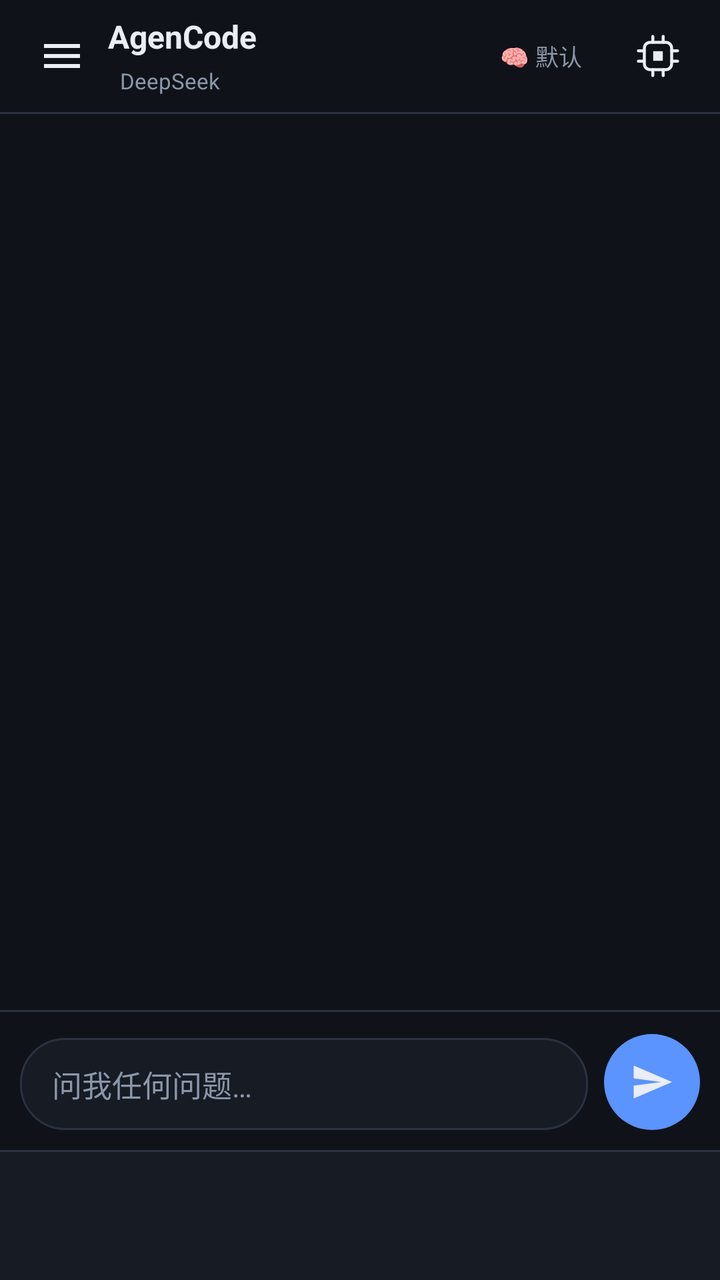
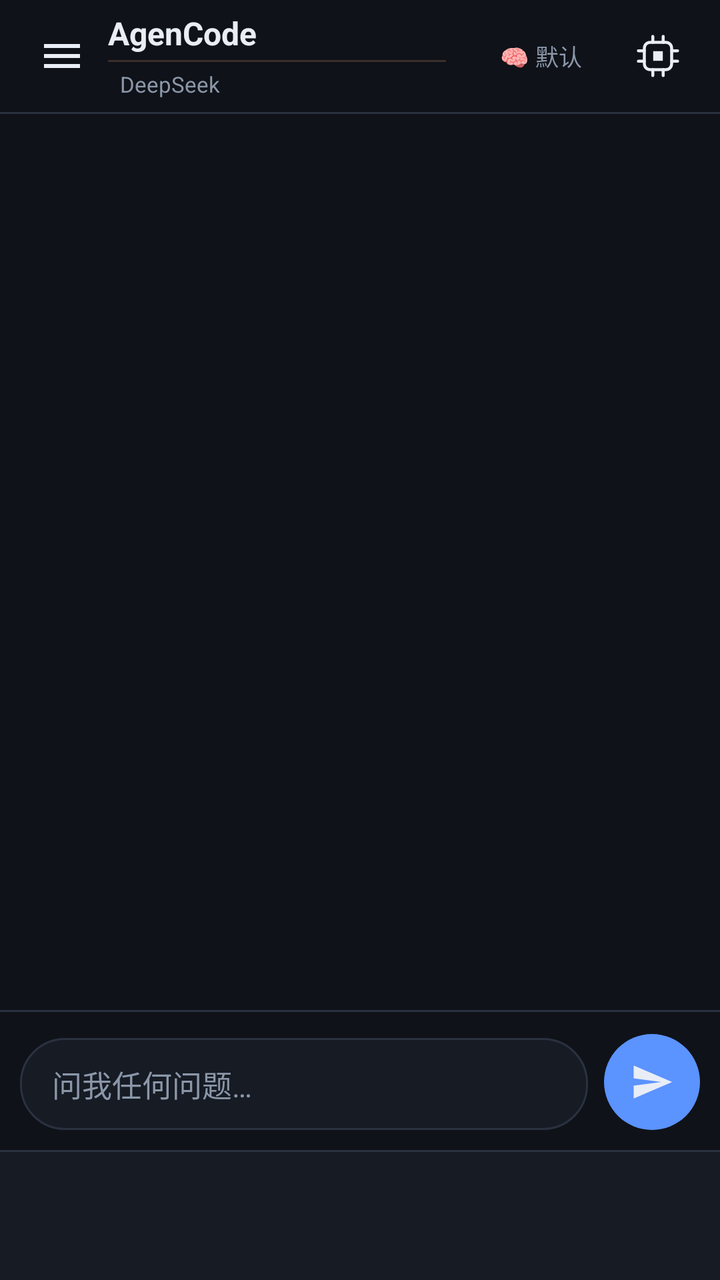

Before-and-after screenshots of an Android layout around one commit, followed by the original layout XML and the change that was made.
<!-- AndroidManifest.xml: application theme AppTheme -->
<!-- res/layout/activity_main.xml -->
<?xml version="1.0" encoding="utf-8"?>
<LinearLayout xmlns:android="http://schemas.android.com/apk/res/android"
    android:id="@+id/root"
    android:layout_width="match_parent"
    android:layout_height="match_parent"
    android:orientation="vertical"
    android:background="?attr/neb_bg"
    android:fitsSystemWindows="true">

    <FrameLayout
        android:id="@+id/contentHost"
        android:layout_width="match_parent"
        android:layout_height="0dp"
        android:layout_weight="1">

        <LinearLayout
            android:id="@+id/pageChat"
            android:layout_width="match_parent"
            android:layout_height="match_parent"
            android:orientation="vertical">

    
    <LinearLayout
        android:layout_width="match_parent"
        android:layout_height="56dp"
        android:orientation="horizontal"
        android:gravity="center_vertical"
        android:paddingStart="12dp"
        android:paddingEnd="12dp">

        <ImageButton
            android:id="@+id/btnMenu"
            android:layout_width="38dp"
            android:layout_height="38dp"
            android:background="@drawable/icon_btn_bg"
            android:src="@drawable/ic_menu"
            android:scaleType="centerInside"
            android:tint="?attr/neb_text"
            android:contentDescription="会话列表" />

        <LinearLayout
            android:layout_width="0dp"
            android:layout_height="wrap_content"
            android:layout_weight="1"
            android:orientation="vertical"
            android:paddingStart="4dp">

            <TextView
                android:id="@+id/tvTitle"
                android:layout_width="match_parent"
                android:layout_height="wrap_content"
                android:maxLines="1"
                android:ellipsize="end"
                android:text="@string/app_name"
                android:textColor="?attr/neb_text"
                android:textSize="16sp"
                android:textStyle="bold" />

            <LinearLayout
                android:layout_width="match_parent"
                android:layout_height="wrap_content"
                android:layout_marginTop="3dp"
                android:orientation="horizontal"
                android:gravity="center_vertical">

                <ImageView
                    android:id="@+id/ivModelIcon"
                    android:layout_width="13.2dp"
                    android:layout_height="9.62dp"
                    android:layout_marginEnd="4dp"
                    android:src="@drawable/ic_deepseek"
                    android:scaleType="fitCenter"
                    android:contentDescription="模型标识"
                    android:visibility="gone" />

                
                <TextView
                    android:id="@+id/tvSub"
                    android:layout_width="wrap_content"
                    android:layout_height="wrap_content"
                    android:paddingStart="6dp"
                    android:paddingEnd="6dp"
                    android:paddingTop="1dp"
                    android:paddingBottom="1dp"
                    android:maxWidth="120dp"
                    android:maxLines="1"
                    android:ellipsize="end"
                    android:gravity="center_vertical"
                    android:text="DeepSeek"
                    android:textColor="?attr/neb_dim"
                    android:textSize="11sp" />

                
                <TextView
                    android:id="@+id/tvBalance"
                    android:layout_width="wrap_content"
                    android:layout_height="wrap_content"
                    android:layout_marginStart="7dp"
                    android:paddingStart="6dp"
                    android:paddingEnd="6dp"
                    android:paddingTop="1dp"
                    android:paddingBottom="1dp"
                    android:maxLines="1"
                    android:gravity="center_vertical"
                    android:text=""
                    android:textColor="?attr/neb_dim"
                    android:textSize="11sp"
                    android:visibility="gone"
                    android:contentDescription="账户余额" />

            </LinearLayout>
        </LinearLayout>

        <TextView
            android:id="@+id/tvThink"
            android:layout_width="wrap_content"
            android:layout_height="30dp"
            android:gravity="center"
            android:paddingStart="9dp"
            android:paddingEnd="9dp"
            android:maxLines="1"
            android:text="🧠 默认"
            android:textSize="11.5sp"
            android:textColor="?attr/neb_dim"
            android:layout_marginStart="6dp"
            android:layout_marginEnd="10dp"
            android:contentDescription="思考强度" />

        <ImageButton
            android:id="@+id/btnSettings"
            android:layout_width="38dp"
            android:layout_height="38dp"
            android:background="@drawable/icon_btn_bg"
            android:src="@drawable/ic_ai_chip"
            android:scaleType="centerInside"
            android:tint="?attr/neb_text"
            android:contentDescription="选择模型（长按进设置）" />
    </LinearLayout>

    <View
        android:layout_width="match_parent"
        android:layout_height="1dp"
        android:background="?attr/neb_stroke" />

    
    <LinearLayout
        android:id="@+id/usageRow"
        android:layout_width="match_parent"
        android:layout_height="wrap_content"
        android:background="?attr/neb_surface2"
        android:gravity="center_vertical"
        android:orientation="horizontal"
        android:paddingStart="14dp"
        android:paddingTop="4dp"
        android:paddingEnd="14dp"
        android:paddingBottom="4dp"
        android:visibility="gone">

        <TextView
            android:id="@+id/tvUsageCount"
            android:layout_width="0dp"
            android:layout_height="wrap_content"
            android:layout_weight="1"
            android:ellipsize="end"
            android:maxLines="1"
            android:text=""
            android:textColor="?attr/neb_dim"
            android:textSize="11sp" />

        <TextView
            android:id="@+id/tvUsage"
            android:layout_width="wrap_content"
            android:layout_height="wrap_content"
            android:layout_marginStart="10dp"
            android:maxLines="1"
            android:text=""
            android:textColor="?attr/neb_dim"
            android:textSize="11sp" />
    </LinearLayout>

    
    <ScrollView
        android:id="@+id/scroll"
        android:layout_width="match_parent"
        android:layout_height="0dp"
        android:layout_weight="1"
        android:fillViewport="true"
        android:scrollbars="none"
        android:clipToPadding="false"
        android:paddingBottom="8dp">

        <LinearLayout
            android:id="@+id/chatContainer"
            android:layout_width="match_parent"
            android:layout_height="wrap_content"
            android:orientation="vertical"
            android:paddingStart="10dp"
            android:paddingEnd="10dp"
            android:paddingTop="12dp" />
    </ScrollView>

    
    <View
        android:layout_width="match_parent"
        android:layout_height="1dp"
        android:background="?attr/neb_stroke" />

    
    <LinearLayout
        android:id="@+id/composerBar"
        android:layout_width="match_parent"
        android:layout_height="wrap_content"
        android:orientation="vertical"
        android:paddingTop="7dp" />

    <LinearLayout
        android:layout_width="match_parent"
        android:layout_height="wrap_content"
        android:orientation="horizontal"
        android:gravity="bottom"
        android:paddingStart="10dp"
        android:paddingEnd="10dp"
        android:paddingTop="4dp"
        android:paddingBottom="10dp">

        <EditText
            android:id="@+id/etInput"
            android:layout_width="0dp"
            android:layout_height="wrap_content"
            android:layout_weight="1"
            android:background="@drawable/input_bg"
            android:minHeight="46dp"
            android:maxLines="6"
            android:paddingStart="16dp"
            android:paddingEnd="16dp"
            android:paddingTop="12dp"
            android:paddingBottom="12dp"
            android:hint="@string/hint_input"
            android:textColor="?attr/neb_text"
            android:textColorHint="?attr/neb_dim"
            android:textSize="15sp"
            android:gravity="top|start"
            android:inputType="textCapSentences|textMultiLine"
            android:imeOptions="flagNoExtractUi" />

        <FrameLayout
            android:layout_width="48dp"
            android:layout_height="48dp"
            android:layout_marginStart="8dp">

            <ImageButton
                android:id="@+id/btnSend"
                android:layout_width="48dp"
                android:layout_height="48dp"
                android:background="@drawable/btn_round"
                android:src="@drawable/ic_send"
                android:scaleType="centerInside"
                android:padding="13dp"
                android:tint="?attr/neb_text"
                android:contentDescription="@string/send" />
        </FrameLayout>
    </LinearLayout>
        </LinearLayout>
    </FrameLayout>

    <View
        android:layout_width="match_parent"
        android:layout_height="1dp"
        android:background="?attr/neb_stroke" />

    <LinearLayout
        android:id="@+id/bottomBar"
        android:layout_width="match_parent"
        android:layout_height="64dp"
        android:orientation="horizontal"
        android:baselineAligned="false"
        android:background="?attr/neb_surface" />
</LinearLayout>
<!-- resources referenced by this layout -->
<resources>
  <!-- drawable btn_round (drawable) -->
  <?xml version="1.0" encoding="utf-8"?>
  <ripple xmlns:android="http://schemas.android.com/apk/res/android"
      android:color="?android:attr/colorControlHighlight">
      <item>
          <shape android:shape="oval">
              <solid android:color="?attr/neb_accent" />
          </shape>
      </item>
  </ripple>
  <!-- drawable ic_menu (drawable) -->
  <vector xmlns:android="http://schemas.android.com/apk/res/android"
      android:width="24dp" android:height="24dp"
      android:viewportWidth="24" android:viewportHeight="24"
      android:tint="?attr/colorControlNormal">
      <path android:fillColor="?attr/neb_text"
          android:pathData="M3,6h18v2H3V6zM3,11h18v2H3V11zM3,16h18v2H3V16z" />
  </vector>
  <!-- drawable ic_send (drawable) -->
  <vector xmlns:android="http://schemas.android.com/apk/res/android"
      android:width="24dp" android:height="24dp"
      android:viewportWidth="24" android:viewportHeight="24">
      <path android:fillColor="?attr/neb_text"
          android:pathData="M2.01,21L23,12 2.01,3 2,10l15,2 -15,2z" />
  </vector>
  <!-- drawable icon_btn_bg (drawable) -->
  <?xml version="1.0" encoding="utf-8"?>
  <ripple xmlns:android="http://schemas.android.com/apk/res/android"
      android:color="?android:attr/colorControlHighlight">
      <item android:id="@android:id/mask">
          <shape android:shape="oval">
              <solid android:color="#FFFFFFFF" />
          </shape>
      </item>
  </ripple>
  <!-- drawable input_bg (drawable) -->
  <?xml version="1.0" encoding="utf-8"?>
  <shape xmlns:android="http://schemas.android.com/apk/res/android" android:shape="rectangle">
      <solid android:color="?attr/neb_surface" />
      <stroke android:width="1dp" android:color="?attr/neb_stroke" />
      <corners android:radius="22dp" />
  </shape>
  <string name="app_name">AgenCode</string>
  <string name="hint_input">问我任何问题…</string>
  <string name="send">发送</string>
  <style name="AppTheme" parent="Theme.AppCompat.NoActionBar">
          <item name="colorPrimary">@color/bg</item>
          <item name="colorPrimaryDark">@color/bg</item>
          <item name="colorAccent">@color/accent</item>
          <item name="android:windowBackground">@color/bg</item>
          <item name="android:statusBarColor">@color/bg</item>
          <item name="android:navigationBarColor">@color/bg</item>
          <item name="android:windowLightStatusBar">false</item>
          <item name="android:textColorPrimary">@color/text</item>
          <item name="android:textColorSecondary">@color/text_dim</item>
          <item name="android:textColorHint">@color/text_dim</item>
  
          
          <item name="neb_bg">@color/bg</item>
          <item name="neb_surface">@color/surface</item>
          <item name="neb_surface2">@color/surface2</item>
          <item name="neb_stroke">@color/stroke</item>
          <item name="neb_text">@color/text</item>
          <item name="neb_dim">@color/text_dim</item>
          <item name="neb_accent">@color/accent</item>
          <item name="neb_code">@color/code_bg</item>
          
          <item name="android:colorControlHighlight">#33FFFFFF</item>
          <item name="colorControlHighlight">#33FFFFFF</item>
  
          
          <item name="android:dialogTheme">@style/NebDialog</item>
          <item name="alertDialogTheme">@style/NebDialog</item>
          <item name="android:alertDialogTheme">@style/NebDialog</item>
      </style>
  <color name="bg">#0F1218</color>
  <color name="accent">#5B93FF</color>
  <color name="text">#E8EDF6</color>
  <color name="text_dim">#8B97A9</color>
  <color name="surface">#161B24</color>
  <color name="surface2">#1E2530</color>
  <color name="stroke">#2A3240</color>
  <color name="code_bg">#0B0E14</color>
  <!-- drawable neb_dialog_bg (drawable) -->
  <?xml version="1.0" encoding="utf-8"?>
  <shape xmlns:android="http://schemas.android.com/apk/res/android"
      android:shape="rectangle">
      <solid android:color="?attr/neb_surface" />
  </shape>
  <!-- unchanged entries left out for length: 3 -->
</resources>

<!-- the commit's change to res/layout/activity_main.xml (unified diff, before → after) -->
@@ -56,10 +56,20 @@
                 android:textSize="16sp"
                 android:textStyle="bold" />
 
+            
+            <View
+                android:id="@+id/tvTitleDivider"
+                android:layout_width="match_parent"
+                android:layout_height="1dp"
+                android:layout_marginTop="2.5dp"
+                android:layout_marginBottom="2.5dp"
+                android:layout_marginEnd="12dp"
+                android:alpha="0.18"
+                android:background="#FFB877" />
+
             <LinearLayout
                 android:layout_width="match_parent"
                 android:layout_height="wrap_content"
-                android:layout_marginTop="3dp"
                 android:orientation="horizontal"
                 android:gravity="center_vertical">
 
@@ -104,7 +114,7 @@
                     android:gravity="center_vertical"
                     android:text=""
                     android:textColor="?attr/neb_dim"
-                    android:textSize="11sp"
+                    android:textSize="10.5sp"
                     android:visibility="gone"
                     android:contentDescription="账户余额" />
 
@@ -165,7 +175,7 @@
             android:maxLines="1"
             android:text=""
             android:textColor="?attr/neb_dim"
-            android:textSize="11sp" />
+            android:textSize="10.5sp" />
 
         <TextView
             android:id="@+id/tvUsage"
@@ -175,7 +185,7 @@
             android:maxLines="1"
             android:text=""
             android:textColor="?attr/neb_dim"
-            android:textSize="11sp" />
+            android:textSize="10.5sp" />
     </LinearLayout>
 
     
<!-- resource entries referenced after the edit -->
@@ -66,9 +66,6 @@
           <item name="neb_dim">@color/text_dim</item>
           <item name="neb_accent">@color/accent</item>
           <item name="neb_code">@color/code_bg</item>
-          
-          <item name="android:colorControlHighlight">#33FFFFFF</item>
-          <item name="colorControlHighlight">#33FFFFFF</item>
   
           
           <item name="android:dialogTheme">@style/NebDialog</item>
